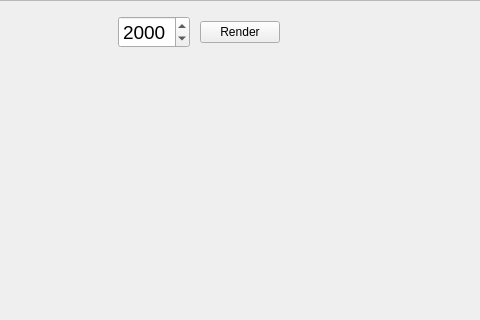
This is src/gui/diarypixels.ui in someretical/TheoreticalDiary as Qt 5 draws it before an edit; both pictures show x 401 to 881 and y 0 to 320 of the 1200 by 600 pixel window. The edited form follows.
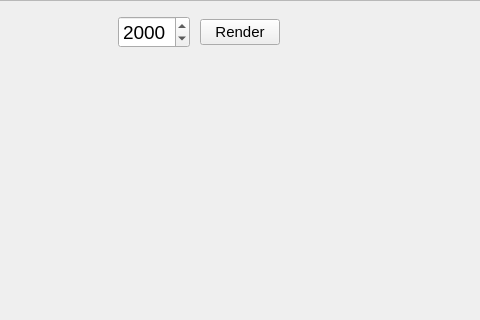
This is the edited form.

```diff
--- a/src/gui/diarypixels.ui
+++ b/src/gui/diarypixels.ui
@@ -122,6 +122,11 @@
         </item>
         <item row="0" column="2" alignment="Qt::AlignHCenter">
          <widget class="QPushButton" name="render_button">
+          <property name="font">
+           <font>
+            <pointsize>11</pointsize>
+           </font>
+          </property>
           <property name="cursor">
            <cursorShape>PointingHandCursor</cursorShape>
           </property>
```
